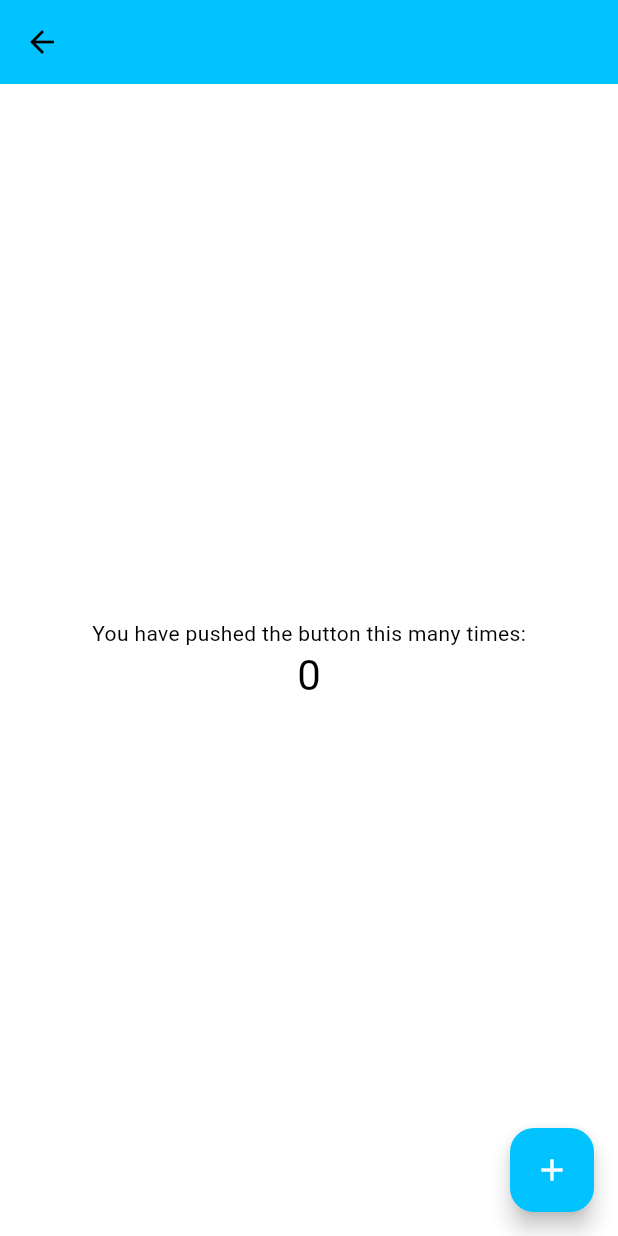
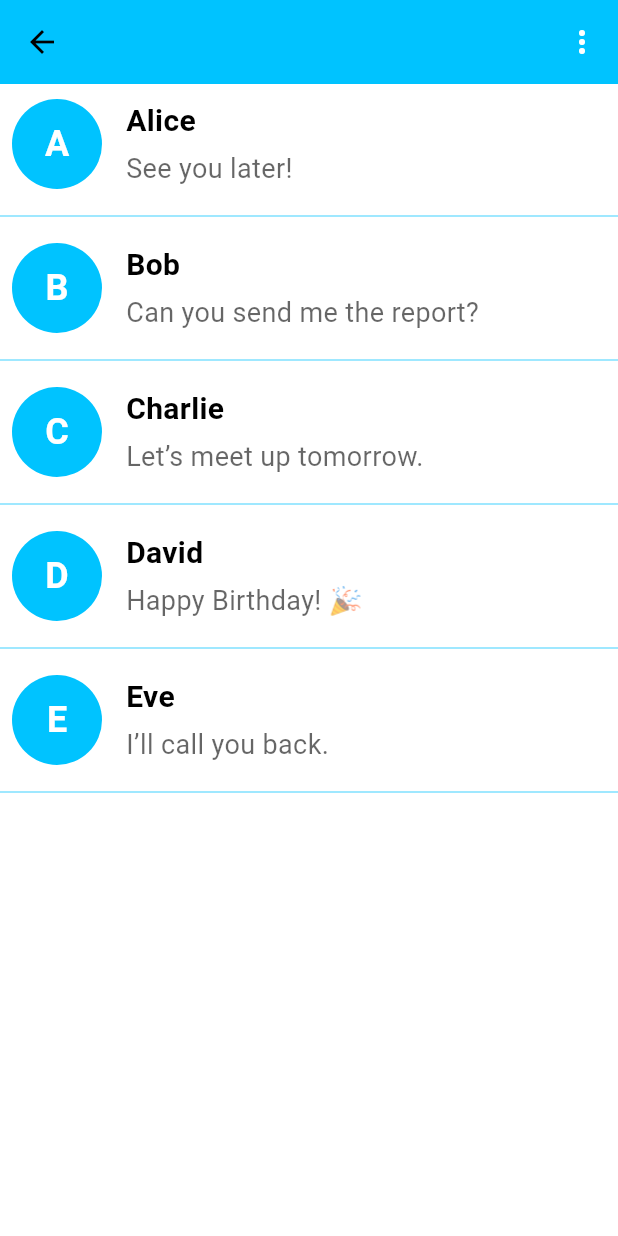
Before and after one commit to porvah/Connectify, a Flutter app: the HomePage screen opened directly with empty values, on a phone screen of 412 x 824 dp. Run offline on Flutter 3.47's test engine with Material 3 defaults, Android fonts, the phone set to English and light mode, and no system bars; our stand-ins replace contacts_service, flutter_dotenv, intl_phone_field, permission_handler, shared_preferences, sqflite; accounts and stored records are empty.

Commit message:
Modiying the HomeScreen to have the AppBar, ChatPreviews.

```diff
--- a/client/connectify/lib/screens/home_page.dart
+++ b/client/connectify/lib/screens/home_page.dart
@@ -1,16 +1,11 @@
+// home_page.dart
+import 'package:Connectify/utils/menuOption.dart';
+import 'package:Connectify/widgets/ChatPreview.dart';
+import 'package:Connectify/widgets/costumAppBar.dart';
 import 'package:flutter/material.dart';
 
 class HomePage extends StatefulWidget {
   const HomePage({super.key, required this.title});
-
-  // This widget is the home page of your application. It is stateful, meaning
-  // that it has a State object (defined below) that contains fields that affect
-  // how it looks.
-
-  // This class is the configuration for the state. It holds the values (in this
-  // case the title) provided by the parent (in this case the App widget) and
-  // used by the build method of the State. Fields in a Widget subclass are
-  // always marked "final".
 
   final String title;
 
@@ -19,73 +14,38 @@ class HomePage extends StatefulWidget {
 }
 
 class _HomePageState extends State<HomePage> {
-  int _counter = 0;
+  // Fake chat data for testing
+  List<Map<String, String>> chats = [
+    {'name': 'Alice', 'lastMessage': 'See you later!'},
+    {'name': 'Bob', 'lastMessage': 'Can you send me the report?'},
+    {'name': 'Charlie', 'lastMessage': 'Let’s meet up tomorrow.'},
+    {'name': 'David', 'lastMessage': 'Happy Birthday! 🎉'},
+    {'name': 'Eve', 'lastMessage': 'I’ll call you back.'},
+  ];
 
-  void _incrementCounter() {
-    setState(() {
-      // This call to setState tells the Flutter framework that something has
-      // changed in this State, which causes it to rerun the build method below
-      // so that the display can reflect the updated values. If we changed
-      // _counter without calling setState(), then the build method would not be
-      // called again, and so nothing would appear to happen.
-      _counter++;
-    });
-  }
+  final List<MenuOption> menuOptions = [
+    MenuOption(title: 'Settings', route: '/HomePage'), // Add other options here
+    // Add more MenuOption instances as needed
+  ];
 
   @override
   Widget build(BuildContext context) {
-    // This method is rerun every time setState is called, for instance as done
-    // by the _incrementCounter method above.
-    //
-    // The Flutter framework has been optimized to make rerunning build methods
-    // fast, so that you can just rebuild anything that needs updating rather
-    // than having to individually change instances of widgets.
     return Scaffold(
-      appBar: AppBar(
-        // TRY THIS: Try changing the color here to a specific color (to
-        // Colors.amber, perhaps?) and trigger a hot reload to see the AppBar
-        // change color while the other colors stay the same.
-        backgroundColor: Theme.of(context).colorScheme.primary,
-        // Here we take the value from the MyHomePage object that was created by
-        // the App.build method, and use it to set our appbar title.
-        title: Text(widget.title),
+      appBar: CustomAppBar(
+        title: widget.title,
+        menuOptions: menuOptions, // Pass the menu options here
       ),
-      body: Center(
-        // Center is a layout widget. It takes a single child and positions it
-        // in the middle of the parent.
-        child: Column(
-          // Column is also a layout widget. It takes a list of children and
-          // arranges them vertically. By default, it sizes itself to fit its
-          // children horizontally, and tries to be as tall as its parent.
-          //
-          // Column has various properties to control how it sizes itself and
-          // how it positions its children. Here we use mainAxisAlignment to
-          // center the children vertically; the main axis here is the vertical
-          // axis because Columns are vertical (the cross axis would be
-          // horizontal).
-          //
-          // TRY THIS: Invoke "debug painting" (choose the "Toggle Debug Paint"
-          // action in the IDE, or press "p" in the console), to see the
-          // wireframe for each widget.
-          mainAxisAlignment: MainAxisAlignment.center,
-          children: <Widget>[
-            const Text(
-              'You have pushed the button this many times:',
-            ),
-            Text(
-              '$_counter',
-              style: Theme.of(context).textTheme.headlineMedium,
-            ),
-          ],
-        ),
+      body: ListView.builder(
+        itemCount: chats.length,
+        itemBuilder: (context, index) {
+          final chat = chats[index];
+          return ChatPreview(
+            contactId: index,
+            name: chat['name']!,
+            lastMessage: chat['lastMessage']!,
+          );
+        },
       ),
-      floatingActionButton: FloatingActionButton(
-        onPressed: (){
-          Navigator.of(context).pushNamed('/Contacts');
-        },
-        tooltip: 'Increment',
-        child: const Icon(Icons.add),
-      ), // This trailing comma makes auto-formatting nicer for build methods.
     );
   }
 }
```
